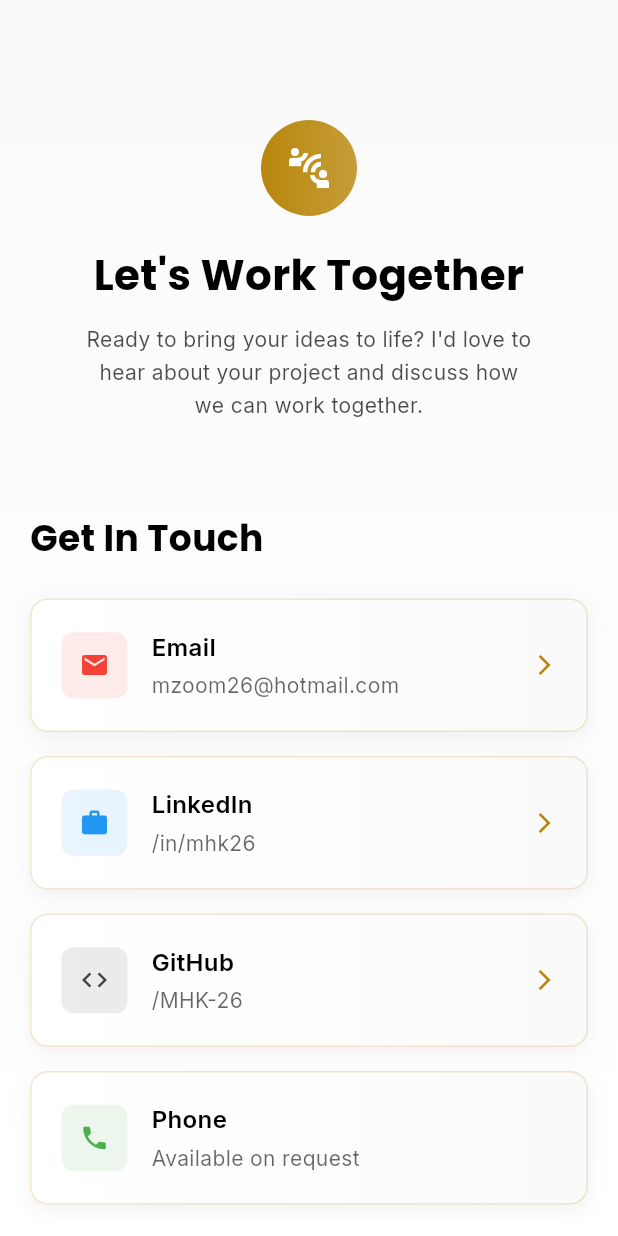
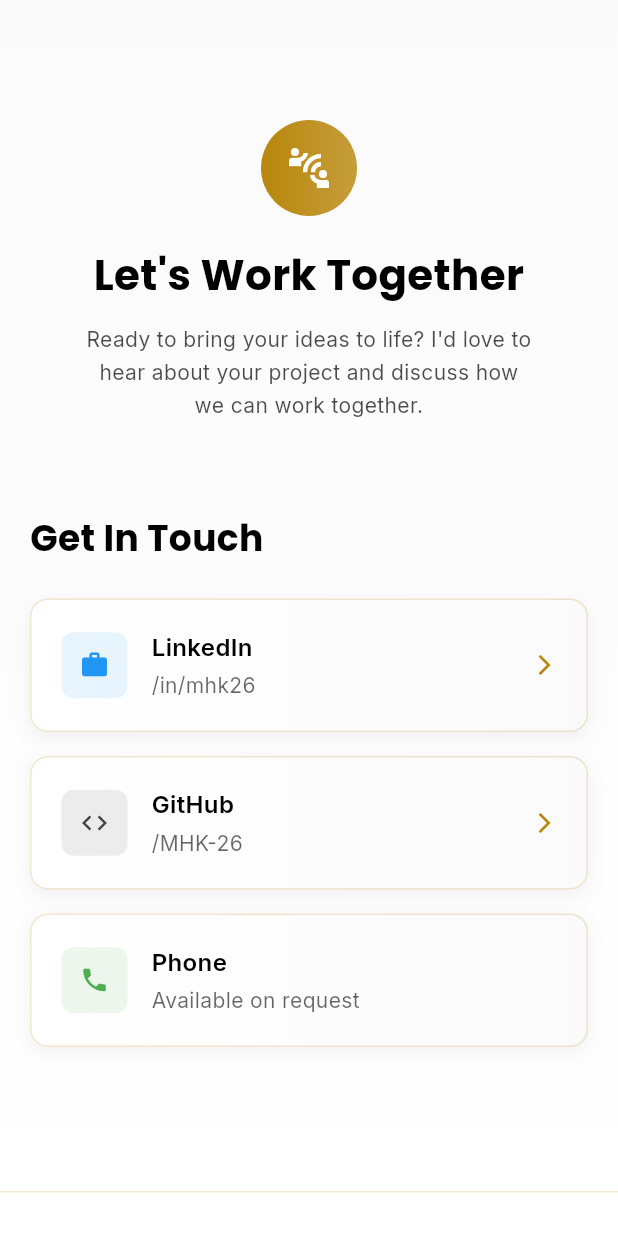
Before and after one commit to MHK-26/mhk_portfolio, a Flutter app: the ContactSection widget shown alone on an empty page, opened directly with empty values, on a phone screen of 412 x 824 dp. Run offline on Flutter 3.47's test engine with Material 3 defaults, Android fonts, the phone set to English and light mode, and no system bars; our stand-ins replace animated_text_kit, google_fonts.

Commit message:
Update contact section and footer information
- Removed email from contact methods
- Removed quick links section entirely
- Updated footer year to 2025
- Removed Flutter branding from footer
- Simplified contact section layout
- Maintained LinkedIn, GitHub, and Phone contact options

🚀 Generated with [Claude Code](https://claude.ai/code)

Co-Authored-By: Claude <noreply@anthropic.com>

```diff
--- a/lib/views/home/contact/contact_section.dart
+++ b/lib/views/home/contact/contact_section.dart
@@ -17,13 +17,6 @@ class _ContactSectionState extends State<ContactSection>
   late AnimationController _animationController;
 
   final List<Map<String, dynamic>> _contactMethods = [
-    {
-      'title': 'Email',
-      'subtitle': 'mzoom26@hotmail.com',
-      'icon': Icons.email,
-      'color': Colors.red,
-      'action': 'mailto:mzoom26@hotmail.com',
-    },
     {
       'title': 'LinkedIn',
       'subtitle': '/in/mhk26',
@@ -47,12 +40,6 @@ class _ContactSectionState extends State<ContactSection>
     },
   ];
 
-  final List<Map<String, dynamic>> _quickLinks = [
-    {'title': 'About', 'section': 'about'},
-    {'title': 'Experience', 'section': 'experience'},
-    {'title': 'Projects', 'section': 'projects'},
-    {'title': 'Certifications', 'section': 'certifications'},
-  ];
 
   @override
   void initState() {
@@ -107,10 +94,7 @@ class _ContactSectionState extends State<ContactSection>
         children: [
           _buildHeader(isMobile),
           const SizedBox(height: 60),
-          if (isMobile)
-            _buildMobileLayout()
-          else
-            _buildDesktopLayout(),
+          _buildContactMethods(),
         ],
       ),
     );
@@ -175,31 +159,6 @@ class _ContactSectionState extends State<ContactSection>
     );
   }
 
-  Widget _buildDesktopLayout() {
-    return Row(
-      crossAxisAlignment: CrossAxisAlignment.start,
-      children: [
-        Expanded(
-          flex: 2,
-          child: _buildContactMethods(),
-        ),
-        const SizedBox(width: 60),
-        Expanded(
-          child: _buildQuickActions(),
-        ),
-      ],
-    );
-  }
-
-  Widget _buildMobileLayout() {
-    return Column(
-      children: [
-        _buildContactMethods(),
-        const SizedBox(height: 40),
-        _buildQuickActions(),
-      ],
-    );
-  }
 
   Widget _buildContactMethods() {
     return TweenAnimationBuilder<double>(
@@ -326,96 +285,6 @@ class _ContactSectionState extends State<ContactSection>
     );
   }
 
-  Widget _buildQuickActions() {
-    return TweenAnimationBuilder<double>(
-      duration: const Duration(milliseconds: 1200),
-      tween: Tween(begin: 0.0, end: 1.0),
-      builder: (context, value, child) {
-        return Transform.translate(
-          offset: Offset(30 * (1 - value), 0),
-          child: Opacity(
-            opacity: value,
-            child: Container(
-              padding: const EdgeInsets.all(24),
-              decoration: BoxDecoration(
-                gradient: LinearGradient(
-                  colors: [
-                    AppColors.gold.withOpacity(0.1),
-                    AppColors.gold.withOpacity(0.05),
-                  ],
-                ),
-                borderRadius: BorderRadius.circular(16),
-                border: Border.all(
-                  color: AppColors.gold.withOpacity(0.2),
-                ),
-              ),
-              child: Column(
-                crossAxisAlignment: CrossAxisAlignment.start,
-                children: [
-                  Text(
-                    'Quick Links',
-                    style: GoogleFonts.poppins(
-                      color: widget.isDarkMode ? AppColors.darkWhite : AppColors.black,
-                      fontSize: 20,
-                      fontWeight: FontWeight.bold,
-                    ),
-                  ),
-                  const SizedBox(height: 20),
-                  ..._quickLinks.map((link) {
-                    return Container(
-                      margin: const EdgeInsets.only(bottom: 12),
-                      child: InkWell(
-                        onTap: () {
-                          // TODO: Implement section navigation
-                        },
-                        child: Row(
-                          children: [
-                            Icon(
-                              Icons.arrow_right,
-                              color: AppColors.gold,
-                              size: 20,
-                            ),
-                            const SizedBox(width: 8),
-                            Text(
-                              link['title'],
-                              style: GoogleFonts.inter(
-                                color: widget.isDarkMode
-                                    ? AppColors.darkWhite.withOpacity(0.8)
-                                    : AppColors.black.withOpacity(0.7),
-                                fontSize: 14,
-                                fontWeight: FontWeight.w500,
-                              ),
-                            ),
-                          ],
-                        ),
-                      ),
-                    );
-                  }).toList(),
-                  const SizedBox(height: 20),
-                  SizedBox(
-                    width: double.infinity,
-                    child: ElevatedButton.icon(
-                      onPressed: () => _launchURL('mailto:mzoom26@hotmail.com'),
-                      icon: const Icon(Icons.send, size: 18),
-                      label: const Text('Send Message'),
-                      style: ElevatedButton.styleFrom(
-                        backgroundColor: AppColors.gold,
-                        foregroundColor: Colors.white,
-                        padding: const EdgeInsets.symmetric(vertical: 16),
-                        shape: RoundedRectangleBorder(
-                          borderRadius: BorderRadius.circular(12),
-                        ),
-                      ),
-                    ),
-                  ),
-                ],
-              ),
-            ),
-          ),
-        );
-      },
-    );
-  }
 
   Widget _buildFooter(bool isMobile) {
     return Container(
@@ -443,7 +312,7 @@ class _ContactSectionState extends State<ContactSection>
           ),
           const SizedBox(height: 20),
           Text(
-            '© 2024 Mohammad Hisham. Built with Flutter 💙',
+            '© 2025 Mohammad Hisham',
             style: GoogleFonts.inter(
               color: widget.isDarkMode
                   ? AppColors.darkWhite.withOpacity(0.6)
```
